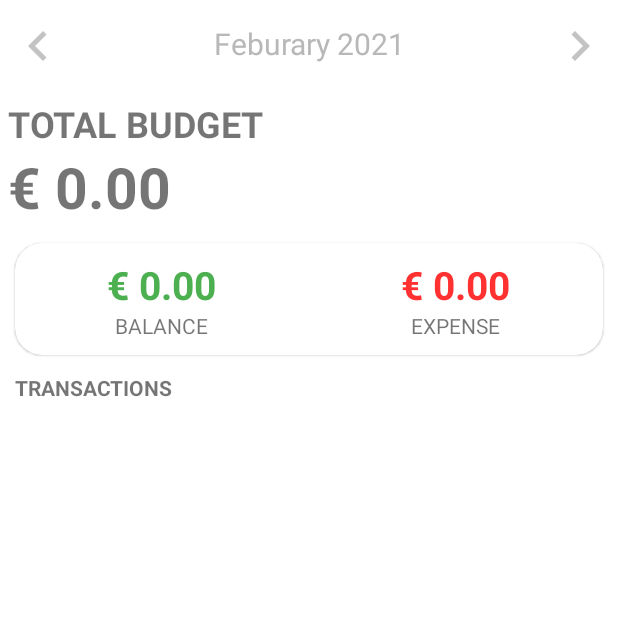
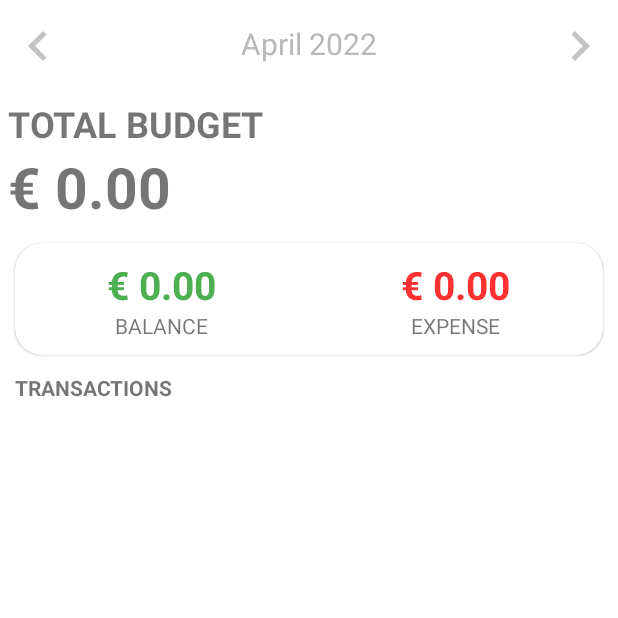
Before and after one commit to trdtt/Budget-Manager, an Android app: the screen it shows after launch (MainActivity), on a phone screen of 412 x 824 dp, the top half of it. Run offline under Robolectric (Android 15) with nearby library versions, the phone set to English and light mode, and no system bars; our stand-ins replace Room's generated code.

Commit message:
Changing Months implemented

```diff
--- a/app/build.gradle
+++ b/app/build.gradle
@@ -10,7 +10,7 @@ android {
 
     defaultConfig {
         applicationId "com.example.budgetmanager_kotlin"
-        minSdk 24
+        minSdk 26
         targetSdk 31
         versionCode 1
         versionName "1.0"
--- a/app/src/main/java/com/example/budgetmanager_kotlin/MainActivity.kt
+++ b/app/src/main/java/com/example/budgetmanager_kotlin/MainActivity.kt
@@ -17,6 +17,8 @@ import com.google.android.material.snackbar.Snackbar
 import kotlinx.android.synthetic.main.activity_main.*
 import kotlinx.coroutines.GlobalScope
 import kotlinx.coroutines.launch
+import java.time.LocalDate
+import java.time.format.DateTimeFormatter
 import kotlin.math.abs
 
 class MainActivity : AppCompatActivity() {
@@ -27,7 +29,8 @@ class MainActivity : AppCompatActivity() {
     private lateinit var linearLayoutManager: LinearLayoutManager
     private lateinit var db : AppDatabase
 
-    private lateinit var monthYearText: TextView
+    private lateinit var monthYearText : TextView
+    private lateinit var selectedDate : LocalDate
 
 
     override fun onCreate(savedInstanceState: Bundle?) {
@@ -36,7 +39,19 @@ class MainActivity : AppCompatActivity() {
         window.navigationBarColor = resources.getColor(R.color.background_gray)
 
         //Datehandling
-        initWidget()
+        monthYearText = findViewById(R.id.currentMonth)
+        selectedDate = LocalDate.now()
+        setMonthView()
+
+        backBtn.setOnClickListener{
+            selectedDate = selectedDate.minusMonths(1)
+            setMonthView()
+        }
+
+        nextBtn.setOnClickListener {
+            selectedDate = selectedDate.plusMonths(1)
+            setMonthView()
+        }
 
         //Budget Manager
         transactions = arrayListOf()
@@ -81,8 +96,13 @@ class MainActivity : AppCompatActivity() {
     }
 
     // Datehandling
-    private fun initWidget() {
+    private fun setMonthView() {
+        monthYearText.text = monthYearFromDate(selectedDate)
+    }
 
+    private fun monthYearFromDate(date : LocalDate): String? {
+        val formatter : DateTimeFormatter = DateTimeFormatter.ofPattern("MMMM yyyy");
+        return date.format(formatter)
     }
 
     // Budget Manager
--- a/app/src/main/res/layout/activity_main.xml
+++ b/app/src/main/res/layout/activity_main.xml
@@ -13,7 +13,7 @@
         android:layout_height="match_parent">
 
         <LinearLayout
-            android:id="@+id/currentMonth"
+            android:id="@+id/month_layout"
             android:layout_width="match_parent"
             android:layout_height="wrap_content"
             android:layout_marginTop="5dp"
@@ -28,7 +28,7 @@
                 android:background="@drawable/prev_month" />
 
             <TextView
-                android:id="@+id/monthYearTV"
+                android:id="@+id/currentMonth"
                 android:layout_width="0dp"
                 android:layout_height="wrap_content"
                 android:layout_weight="2"
@@ -54,7 +54,7 @@
             android:layout_width="match_parent"
             android:layout_height="wrap_content"
             android:orientation="vertical"
-            android:layout_below="@+id/currentMonth">
+            android:layout_below="@+id/month_layout">
 
             <TextView
                 android:layout_width="wrap_content"
@@ -164,10 +164,10 @@
             android:layout_marginTop="10dp"
             android:layout_marginEnd="10dp"
             android:layout_marginBottom="10dp"
+            android:backgroundTint="@color/foreground_gray"
             android:src="@drawable/ic_add"
             app:borderWidth="0dp"
-            app:tint="@color/text_gray"
-            android:backgroundTint="@color/foreground_gray"/>
+            app:tint="@color/text_gray" />
     </RelativeLayout>
 
 </androidx.coordinatorlayout.widget.CoordinatorLayout>
```
